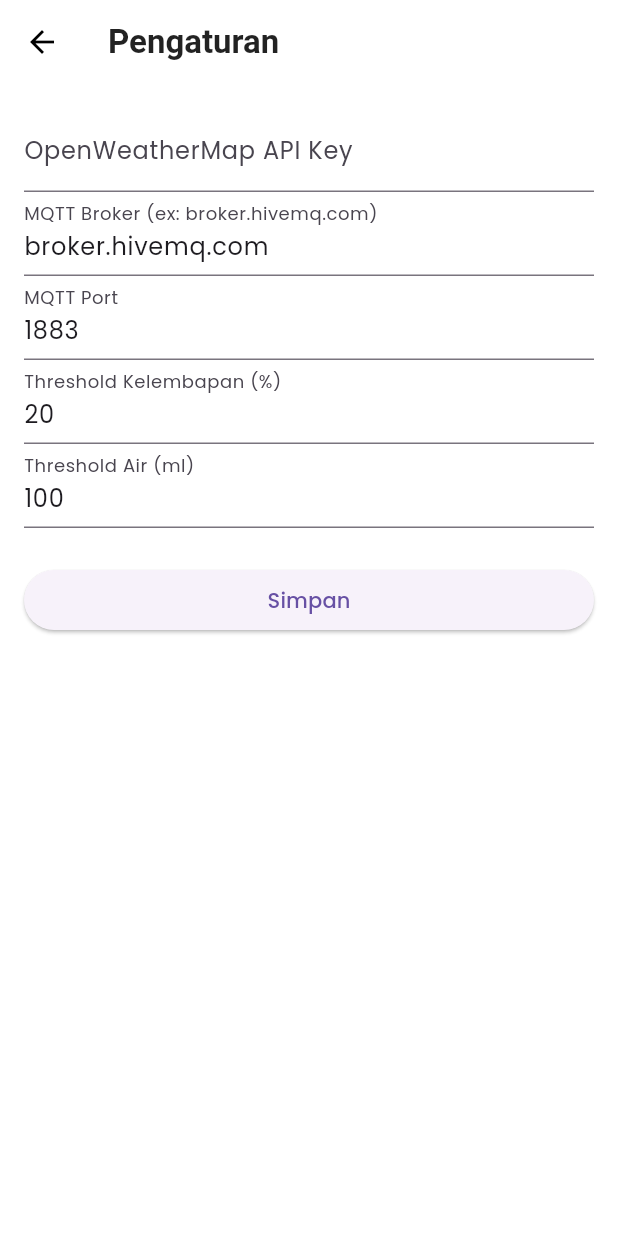
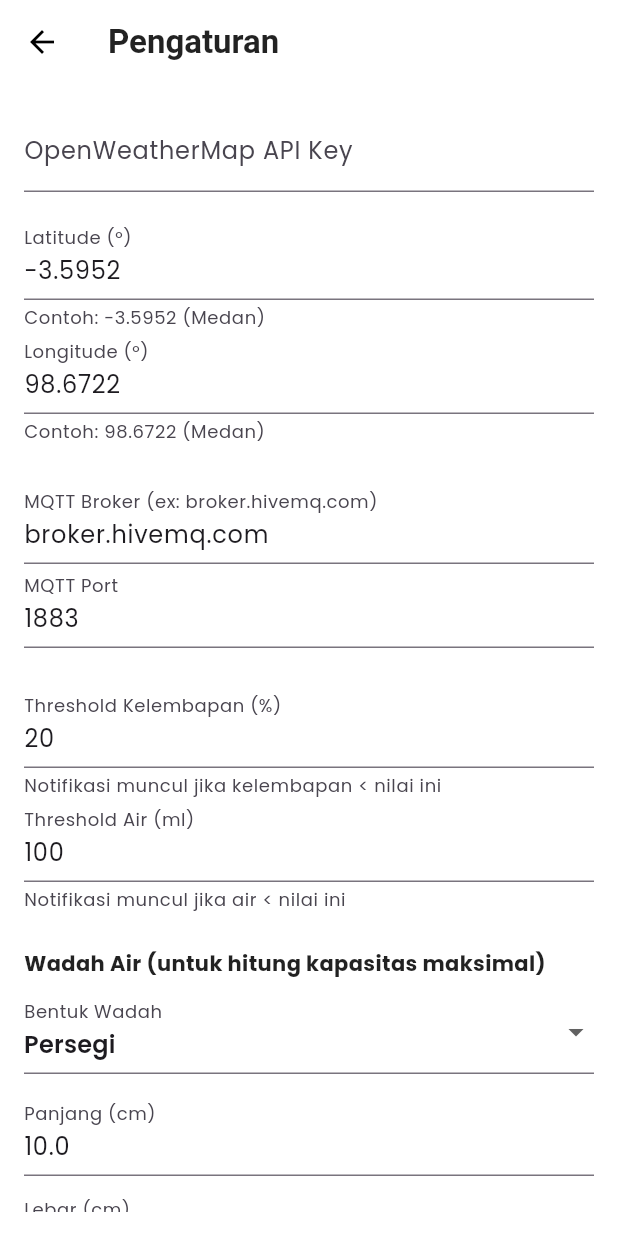
Before and after one commit to CarrikDev/itech, a Flutter app: the SettingsScreen screen opened by its route, on a phone screen of 412 x 824 dp. Run offline on Flutter 3.47's test engine with Material 3 defaults, Android fonts, the phone set to English and light mode, and no system bars; our stand-ins replace fl_chart, flutter_local_notifications, flutter_speed_dial, google_fonts, lottie, material_symbols_icons and 1 more; missing offline and left inert: mqtt_client; accounts and stored records are empty; statements that could not run were skipped; project files that could hold a hidden picture were left out.

Commit message:
second commit
update fitur cuaca

```diff
--- a/lib/api/weather_api.dart
+++ b/lib/api/weather_api.dart
@@ -86,6 +86,8 @@ class WeatherApi {
 
     final prefs = await SharedPreferences.getInstance();
     final apiKey = prefs.getString('weather_api_key')?.trim();
+    final lat = prefs.getString('weather_lat') ?? '-3.5952';
+    final lon = prefs.getString('weather_lon') ?? '98.6722';
 
     if (apiKey == null || apiKey.isEmpty) {
       print('❌ API key tidak ditemukan di pengaturan!');
@@ -96,8 +98,8 @@ class WeatherApi {
 
     // Pastikan URL benar-benar valid
     final url = 'https://api.openweathermap.org/data/2.5/forecast?'
-        'lat=-3.5952&'
-        'lon=98.6722&'
+        'lat=$lat&'
+        'lon=$lon&'
         'appid=$apiKey&'
         'units=metric&'
         'lang=id';
--- a/lib/screens/settings_screen.dart
+++ b/lib/screens/settings_screen.dart
@@ -9,10 +9,18 @@ class SettingsScreen extends StatefulWidget {
 
 class _SettingsScreenState extends State<SettingsScreen> {
   final TextEditingController _weatherKeyController = TextEditingController();
+  final TextEditingController _latController = TextEditingController();
+  final TextEditingController _lonController = TextEditingController();
   final TextEditingController _mqttBrokerController = TextEditingController();
   final TextEditingController _mqttPortController = TextEditingController();
   final TextEditingController _moistureThresholdController = TextEditingController();
   final TextEditingController _waterThresholdController = TextEditingController();
+  final TextEditingController _lengthController = TextEditingController();
+  final TextEditingController _widthController = TextEditingController();
+  final TextEditingController _heightController = TextEditingController();
+  final TextEditingController _radiusController = TextEditingController();
+
+  String _containerShape = 'persegi';
 
   @override
   void initState() {
@@ -24,31 +32,46 @@ class _SettingsScreenState extends State<SettingsScreen> {
     final prefs = await SharedPreferences.getInstance();
     setState(() {
       _weatherKeyController.text = prefs.getString('weather_api_key') ?? '';
+      _latController.text = prefs.getString('weather_lat') ?? '-3.5952'; // Medan default
+      _lonController.text = prefs.getString('weather_lon') ?? '98.6722';
       _mqttBrokerController.text = prefs.getString('mqtt_broker') ?? 'broker.hivemq.com';
       _mqttPortController.text = prefs.getInt('mqtt_port')?.toString() ?? '1883';
       _moistureThresholdController.text = prefs.getInt('moisture_threshold')?.toString() ?? '20';
       _waterThresholdController.text = prefs.getInt('water_threshold')?.toString() ?? '100';
+
+      _containerShape = prefs.getString('container_shape') ?? 'persegi';
+      _lengthController.text = prefs.getDouble('container_length')?.toStringAsFixed(1) ?? '10.0';
+      _widthController.text = prefs.getDouble('container_width')?.toStringAsFixed(1) ?? '10.0';
+      _heightController.text = prefs.getDouble('container_height')?.toStringAsFixed(1) ?? '10.0';
+      _radiusController.text = prefs.getDouble('container_radius')?.toStringAsFixed(1) ?? '5.0';
     });
   }
 
   Future<void> _saveSettings() async {
     final prefs = await SharedPreferences.getInstance();
-    // Simpan hanya jika tidak kosong
-    if (_weatherKeyController.text.isNotEmpty) {
-      prefs.setString('weather_api_key', _weatherKeyController.text.trim());
+
+    // Validasi koordinat
+    if (_latController.text.isEmpty || _lonController.text.isEmpty) {
+      ScaffoldMessenger.of(context).showSnackBar(
+        SnackBar(content: Text('Masukkan latitude dan longitude!')),
+      );
+      return;
     }
-    if (_mqttBrokerController.text.isNotEmpty) {
-      prefs.setString('mqtt_broker', _mqttBrokerController.text.trim());
-    }
-    if (_mqttPortController.text.isNotEmpty) {
-      prefs.setInt('mqtt_port', int.tryParse(_mqttPortController.text.trim()) ?? 1883);
-    }
-    if (_moistureThresholdController.text.isNotEmpty) {
-      prefs.setInt('moisture_threshold', int.tryParse(_moistureThresholdController.text.trim()) ?? 20);
-    }
-    if (_waterThresholdController.text.isNotEmpty) {
-      prefs.setInt('water_threshold', int.tryParse(_waterThresholdController.text.trim()) ?? 100);
-    }
+
+    // Simpan
+    prefs.setString('weather_api_key', _weatherKeyController.text.trim());
+    prefs.setString('weather_lat', _latController.text.trim());
+    prefs.setString('weather_lon', _lonController.text.trim());
+    prefs.setString('mqtt_broker', _mqttBrokerController.text.trim());
+    prefs.setInt('mqtt_port', int.tryParse(_mqttPortController.text.trim()) ?? 1883);
+    prefs.setInt('moisture_threshold', int.tryParse(_moistureThresholdController.text.trim()) ?? 20);
+    prefs.setInt('water_threshold', int.tryParse(_waterThresholdController.text.trim()) ?? 100);
+
+    prefs.setString('container_shape', _containerShape);
+    prefs.setDouble('container_length', double.tryParse(_lengthController.text.trim()) ?? 10.0);
+    prefs.setDouble('container_width', double.tryParse(_widthController.text.trim()) ?? 10.0);
+    prefs.setDouble('container_height', double.tryParse(_heightController.text.trim()) ?? 10.0);
+    prefs.setDouble('container_radius', double.tryParse(_radiusController.text.trim()) ?? 5.0);
 
     ScaffoldMessenger.of(context).showSnackBar(
       SnackBar(content: Text('Pengaturan disimpan!')),
@@ -67,6 +90,28 @@ class _SettingsScreenState extends State<SettingsScreen> {
               controller: _weatherKeyController,
               decoration: InputDecoration(labelText: 'OpenWeatherMap API Key'),
             ),
+            SizedBox(height: 16),
+
+            // Koordinat Lokasi
+            TextField(
+              controller: _latController,
+              keyboardType: TextInputType.numberWithOptions(decimal: true, signed: true),
+              decoration: InputDecoration(
+                labelText: 'Latitude (°)',
+                helperText: 'Contoh: -3.5952 (Medan)',
+              ),
+            ),
+            TextField(
+              controller: _lonController,
+              keyboardType: TextInputType.numberWithOptions(decimal: true, signed: true),
+              decoration: InputDecoration(
+                labelText: 'Longitude (°)',
+                helperText: 'Contoh: 98.6722 (Medan)',
+              ),
+            ),
+            SizedBox(height: 24),
+
+            // MQTT
             TextField(
               controller: _mqttBrokerController,
               decoration: InputDecoration(labelText: 'MQTT Broker (ex: broker.hivemq.com)'),
@@ -76,16 +121,71 @@ class _SettingsScreenState extends State<SettingsScreen> {
               keyboardType: TextInputType.number,
               decoration: InputDecoration(labelText: 'MQTT Port'),
             ),
+            SizedBox(height: 24),
+
+            // Threshold
             TextField(
               controller: _moistureThresholdController,
               keyboardType: TextInputType.number,
-              decoration: InputDecoration(labelText: 'Threshold Kelembapan (%)'),
+              decoration: InputDecoration(
+                labelText: 'Threshold Kelembapan (%)',
+                helperText: 'Notifikasi muncul jika kelembapan < nilai ini',
+              ),
             ),
             TextField(
               controller: _waterThresholdController,
               keyboardType: TextInputType.number,
-              decoration: InputDecoration(labelText: 'Threshold Air (ml)'),
+              decoration: InputDecoration(
+                labelText: 'Threshold Air (ml)',
+                helperText: 'Notifikasi muncul jika air < nilai ini',
+              ),
             ),
+            SizedBox(height: 24),
+
+            // Wadah Air
+            Text('Wadah Air (untuk hitung kapasitas maksimal)', style: TextStyle(fontWeight: FontWeight.bold)),
+            SizedBox(height: 8),
+
+            DropdownButtonFormField<String>(
+              value: _containerShape,
+              onChanged: (value) => setState(() => _containerShape = value!),
+              items: [
+                DropdownMenuItem(value: 'persegi', child: Text('Persegi')),
+                DropdownMenuItem(value: 'persegi_panjang', child: Text('Persegi Panjang')),
+                DropdownMenuItem(value: 'lingkaran', child: Text('Lingkaran')),
+              ],
+              decoration: InputDecoration(labelText: 'Bentuk Wadah'),
+            ),
+            SizedBox(height: 12),
+
+            if (_containerShape == 'persegi' || _containerShape == 'persegi_panjang') ...[
+              TextField(
+                controller: _lengthController,
+                keyboardType: TextInputType.numberWithOptions(decimal: true),
+                decoration: InputDecoration(labelText: 'Panjang (cm)'),
+              ),
+              SizedBox(height: 8),
+              TextField(
+                controller: _widthController,
+                keyboardType: TextInputType.numberWithOptions(decimal: true),
+                decoration: InputDecoration(labelText: 'Lebar (cm)'),
+              ),
+              SizedBox(height: 8),
+            ],
+            if (_containerShape == 'lingkaran') ...[
+              TextField(
+                controller: _radiusController,
+                keyboardType: TextInputType.numberWithOptions(decimal: true),
+                decoration: InputDecoration(labelText: 'Jari-jari (cm)'),
+              ),
+              SizedBox(height: 8),
+            ],
+            TextField(
+              controller: _heightController,
+              keyboardType: TextInputType.numberWithOptions(decimal: true),
+              decoration: InputDecoration(labelText: 'Tinggi (cm)'),
+            ),
+
             SizedBox(height: 24),
             ElevatedButton(
               onPressed: _saveSettings,
--- a/pubspec.yaml
+++ b/pubspec.yaml
@@ -19,6 +19,7 @@ dependencies:
   intl: ^0.19.0
   flutter_speed_dial: ^7.0.0
   lottie: ^3.1.2
+  material_symbols_icons: ^4.2892.0
 
 dev_dependencies:
   flutter_test:
```
Also changed, not shown: lib/screens/dashboard_screen.dart (+6 -11 lines), pubspec.lock.
